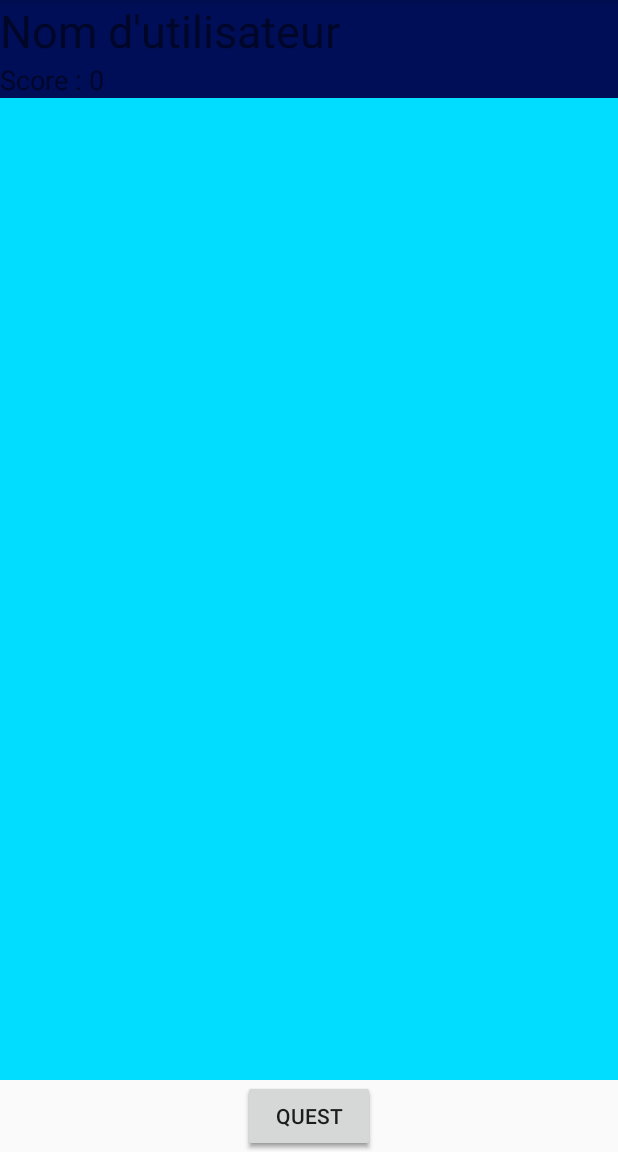
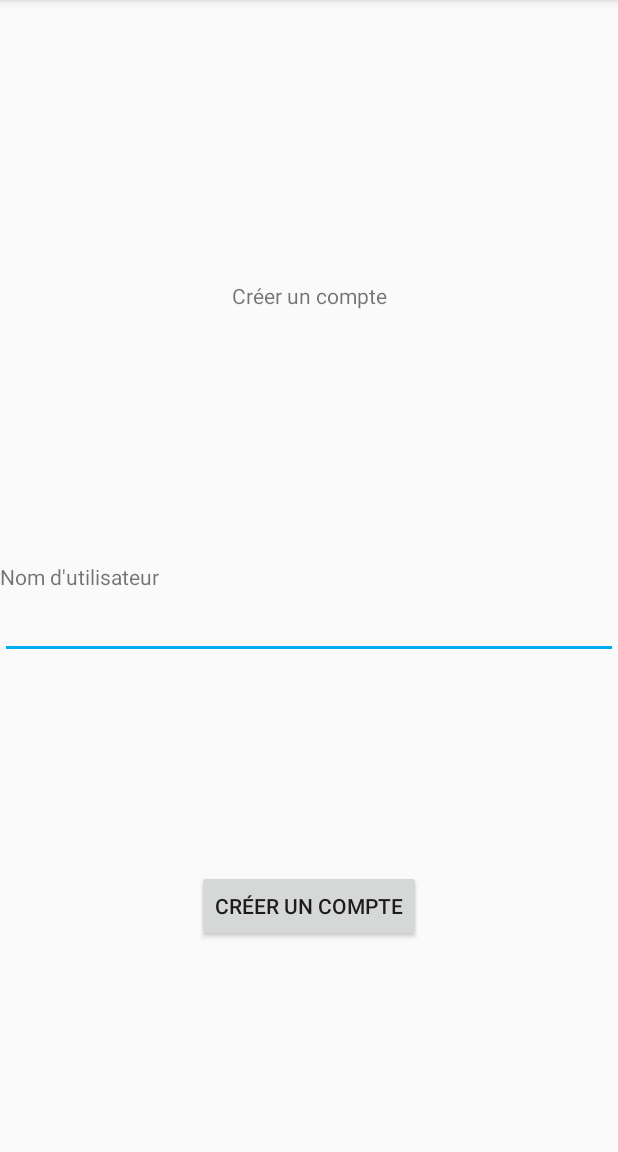
Before and after one commit to DevilssK/ObjectQuest, an Android app: the screen it shows after launch (MainActivity before the commit, accountCreateActivity after it), on a phone screen of 412 x 824 dp, the part 84-1236 px from its top. Run offline under Robolectric (Android 15) with nearby library versions, the phone set to English and light mode, and no system bars.

Commit message:
createUserActivity

```diff
--- a/ObjectQuestApp/app/src/main/AndroidManifest.xml
+++ b/ObjectQuestApp/app/src/main/AndroidManifest.xml
@@ -10,13 +10,17 @@
         android:roundIcon="@mipmap/ic_launcher_round"
         android:supportsRtl="true"
         android:theme="@style/AppTheme">
-        <activity android:name=".MainActivity">
+        <activity android:name=".accountCreateActivity">
             <intent-filter>
                 <action android:name="android.intent.action.MAIN" />
 
                 <category android:name="android.intent.category.LAUNCHER" />
             </intent-filter>
         </activity>
+
+        <activity android:name=".MainActivity"></activity>
+
+
         <activity android:name=".activity_quest"></activity>
     </application>
 
--- a/ObjectQuestApp/app/src/main/java/com/t/objectquest/MainActivity.java
+++ b/ObjectQuestApp/app/src/main/java/com/t/objectquest/MainActivity.java
@@ -41,6 +41,7 @@ public class MainActivity extends AppCompatActivity {
         Button button = (Button) findViewById(R.id.button_image);
         button.setOnClickListener((c) -> {onClick();} );
 
+
        /* create.setOnClickListener((v)->{
             username = findViewById(R.id.usernmaneField);
             String i =username.getText().toString();
@@ -56,9 +57,9 @@ public class MainActivity extends AppCompatActivity {
 
         ListView questView = findViewById(R.id.quest_list);
         BaseAdapter questAdapter = new QuestAdapter(quests,this);
-        questView.setAdapter(questAdapter);
+//        questView.setAdapter(questAdapter);
 
-        listB = findViewById(R.id.buttonQuest);
+        listB = findViewById(R.id.button_Photo);
         listB.setOnClickListener((v)->{
          //   Intent intent = new Intent(this, quest_activity);
 
@@ -66,6 +67,7 @@ public class MainActivity extends AppCompatActivity {
        questView.setOnItemClickListener((parent, view, position, id) -> {
                Toast.makeText(MainActivity.this, "Click "+position, Toast.LENGTH_SHORT).show();
        });
+
     }
 
 
--- /dev/null
+++ b/ObjectQuestApp/app/src/main/java/com/t/objectquest/accountCreateActivity.java
@@ -0,0 +1,48 @@
+package com.t.objectquest;
+
+import android.os.Bundle;
+import android.util.Log;
+import android.widget.Button;
+import android.widget.EditText;
+import android.widget.ListView;
+import android.widget.Toast;
+
+import androidx.appcompat.app.AppCompatActivity;
+
+import com.t.objectquest.model.Quest;
+import com.t.objectquest.model.User;
+
+import java.util.List;
+
+public class accountCreateActivity  extends AppCompatActivity {
+
+    AppRequestImp appRequestImp = new AppRequestImp();
+
+    Button listB;
+    EditText username;
+    EditText password;
+
+    @Override
+    protected void onCreate(Bundle savedInstanceState) {
+
+        super.onCreate(savedInstanceState);
+        setContentView(R.layout.account_create);
+
+        Button button = (Button) findViewById(R.id.createButton);
+        button.setOnClickListener((v)->{
+            username = findViewById(R.id.usernmaneField);
+            String i =username.getText().toString();
+            if(i.isEmpty() || i!=null ||i.matches("/s")){
+
+               String res =  appRequestImp.CreateUser(new User(0,i,0));
+                Log.i("responseUserCreate", "response"+ res);
+
+            }
+            else{
+                Toast.makeText(getApplicationContext(), getString(R.string.retry), Toast.LENGTH_LONG).show();
+            }
+        });
+    }
+
+
+}
--- a/ObjectQuestApp/app/src/main/res/layout/activity_main.xml
+++ b/ObjectQuestApp/app/src/main/res/layout/activity_main.xml
@@ -54,10 +54,10 @@
 
 
     <Button
-        android:id="@+id/buttonQuest"
-        android:layout_width="wrap_content"
+        android:id="@+id/button_Photo"
+        android:layout_width="0dp"
         android:layout_height="wrap_content"
-        android:text="Quest"
+        android:text="Photo"
         app:layout_constraintBottom_toBottomOf="parent"
         app:layout_constraintEnd_toEndOf="parent"
         app:layout_constraintStart_toStartOf="parent" />
```
Also changed, not shown: ObjectQuestApp/app/src/main/java/com/t/objectquest/AppAppRequest.java (deleted, +0 -56 lines), ObjectQuestApp/app/src/main/java/com/t/objectquest/AppRequestImp.java (+20 -6 lines), 1 other file.
